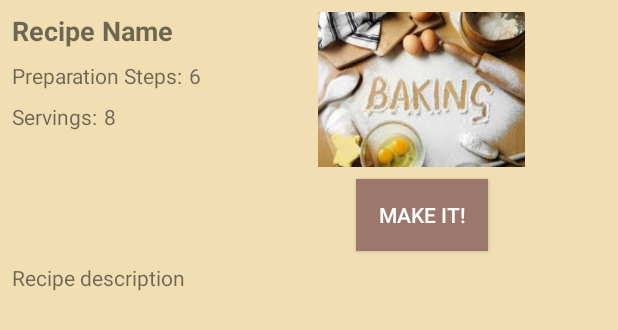
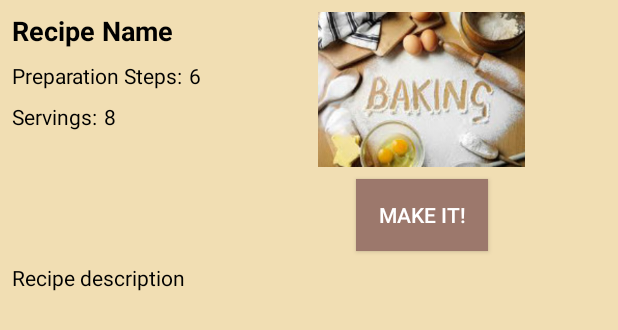
Before and after one commit to chipk215/Bake, an Android app: the layout fragment_recipe_detail.xml on its own in the app's theme, with its tools: preview values and no code run, on a phone screen of 412 x 824 dp. Shown: the top 330 px of the screen. Run offline under Robolectric (Android 15) with nearby library versions, the phone set to English and light mode, and no system bars.

Commit message:
Text color to black

```diff
--- a/app/src/main/java/com/keyeswest/bake/fragments/IngredientListFragment.java
+++ b/app/src/main/java/com/keyeswest/bake/fragments/IngredientListFragment.java
@@ -4,7 +4,6 @@ package com.keyeswest.bake.fragments;
 import android.appwidget.AppWidgetManager;
 import android.content.ComponentName;
 import android.content.Context;
-import android.content.Intent;
 import android.os.Bundle;
 
 import android.support.annotation.Nullable;
@@ -14,7 +13,6 @@ import android.support.v7.widget.DividerItemDecoration;
 import android.support.v7.widget.LinearLayoutManager;
 import android.support.v7.widget.RecyclerView;
 
-import android.util.Log;
 import android.view.LayoutInflater;
 import android.view.View;
 import android.view.ViewGroup;
@@ -148,7 +146,7 @@ public class IngredientListFragment extends Fragment {
         int[] ids = appWidgetManager
                 .getAppWidgetIds(new ComponentName(context, BakeAppWidget.class));
 
-        appWidgetManager.notifyAppWidgetViewDataChanged(ids,R.id.recipe_list);
+        appWidgetManager.notifyAppWidgetViewDataChanged(ids,R.id.item_list);
         super.onPause();
     }
 
--- a/app/src/main/res/layout-sw600dp/fragment_step_detail.xml
+++ b/app/src/main/res/layout-sw600dp/fragment_step_detail.xml
@@ -5,6 +5,7 @@
     android:layout_width="match_parent"
     android:layout_height="match_parent"
     android:background="@color/colorAccent"
+    android:textColor="@color/black"
     tools:context="com.keyeswest.bake.StepDetailActivity">
 
 
--- a/app/src/main/res/layout/fragment_recipe_detail.xml
+++ b/app/src/main/res/layout/fragment_recipe_detail.xml
@@ -11,6 +11,7 @@
     <android.support.constraint.ConstraintLayout
         android:layout_width="match_parent"
         android:layout_height="wrap_content"
+
         android:background="@color/colorAccent">
 
         <ImageView
@@ -37,6 +38,7 @@
             android:text="@{recipe.getName()}"
             android:textSize="18sp"
             android:textStyle="bold"
+            android:textColor="@color/black"
             app:layout_constraintEnd_toStartOf="@+id/guideline2"
             app:layout_constraintStart_toStartOf="parent"
             app:layout_constraintTop_toTopOf="parent"
@@ -57,6 +59,7 @@
             android:layout_marginTop="8dp"
             android:text="@string/prep_steps"
             android:textSize="14sp"
+            android:textColor="@color/black"
             app:layout_constraintStart_toStartOf="parent"
             app:layout_constraintTop_toBottomOf="@+id/recipe_name_tv" />
 
@@ -68,6 +71,7 @@
             android:layout_marginTop="8dp"
             android:text="@{recipe.getNumberSteps()}"
             android:textSize="14sp"
+            android:textColor="@color/black"
             app:layout_constraintStart_toEndOf="@+id/step_label_tv"
             app:layout_constraintTop_toBottomOf="@+id/recipe_name_tv"
             tools:text="6" />
@@ -79,6 +83,7 @@
             android:layout_marginStart="8dp"
             android:layout_marginTop="8dp"
             android:text="@string/servings"
+            android:textColor="@color/black"
             app:layout_constraintStart_toStartOf="parent"
             app:layout_constraintTop_toBottomOf="@+id/step_label_tv" />
 
@@ -88,6 +93,7 @@
             android:layout_height="wrap_content"
             android:layout_marginEnd="8dp"
             android:layout_marginStart="4dp"
+            android:textColor="@color/black"
             android:text="@{recipe.getServings()}"
             app:layout_constraintBaseline_toBaselineOf="@+id/serve_label_tv"
             app:layout_constraintEnd_toStartOf="@+id/guideline2"
@@ -100,6 +106,7 @@
             android:layout_height="wrap_content"
             android:layout_marginEnd="8dp"
             android:layout_marginStart="8dp"
+            android:textColor="@color/black"
             android:layout_marginTop="8dp"
             android:text="@{recipe.getDescription()}"
             app:layout_constraintEnd_toEndOf="parent"
--- a/app/src/main/res/layout/fragment_step_detail.xml
+++ b/app/src/main/res/layout/fragment_step_detail.xml
@@ -44,6 +44,7 @@
         android:layout_height="wrap_content"
         android:layout_marginStart="8dp"
         android:layout_marginTop="8dp"
+        android:textColor="@color/black"
         android:text="@string/completed"
         app:layout_constraintStart_toStartOf="parent"
         app:layout_constraintTop_toBottomOf="@+id/horizontalHalf" />
@@ -56,6 +57,7 @@
         android:layout_marginStart="8dp"
         android:layout_marginTop="10dp"
         android:paddingTop="4dp"
+        android:textColor="@color/black"
         app:layout_constraintEnd_toEndOf="parent"
         app:layout_constraintStart_toEndOf="@+id/step_complete_cb"
         app:layout_constraintTop_toBottomOf="@+id/complete_tv"
--- a/app/src/main/res/layout/recipe_row_item.xml
+++ b/app/src/main/res/layout/recipe_row_item.xml
@@ -12,7 +12,7 @@
         style="@style/AppWidgetLabel"
         android:layout_width="match_parent"
         android:layout_height="wrap_content"
-        android:textColor="#8A000000"
+        android:textColor="@color/black"
         android:textSize="14sp" />
 
 </LinearLayout>
--- a/app/src/main/res/layout/step_item.xml
+++ b/app/src/main/res/layout/step_item.xml
@@ -29,6 +29,7 @@
             android:layout_height="wrap_content"
             android:layout_marginTop="4dp"
             android:paddingTop="6dp"
+            android:textColor="@color/black"
             android:text="@{step.getListLabel()}"
             tools:text="Step Label" />
 
--- a/app/src/main/res/values/colors.xml
+++ b/app/src/main/res/values/colors.xml
@@ -6,7 +6,8 @@
     <color name="colorAccent">#f1deb3</color>
     <color name="colorMute">#d7ccc8</color>
     <color name="colorSecondary">#ffb300</color>
-    <color name="colorOutOfItem">#8A000000</color>
+    <color name="colorOutOfItem">#000000</color>
     <color name="colorItemInStock">#1B5E20</color>
+    <color name="black">#000000</color>
 
 </resources>
--- a/app/src/main/res/values/styles.xml
+++ b/app/src/main/res/values/styles.xml
@@ -6,8 +6,9 @@
         <item name="colorPrimary">@color/colorPrimary</item>
         <item name="colorPrimaryDark">@color/colorPrimaryDark</item>
         <item name="colorAccent">@color/colorAccent</item>
-        <item name="android:textColorPrimary">@android:color/darker_gray</item>
+        <item name="android:textColorPrimary">@android:color/black</item>
         <item name="android:colorBackground">@color/colorAccent</item>
+        <item name="android:textColorSecondary">@color/black</item>
     </style>
 
     <style name="ButtonStyle">
@@ -30,7 +31,7 @@
     </style>
 
     <style name="AppWidgetText" parent="Base.TextAppearance.AppCompat.Subhead">
-        <item name="android:textColor">&#64;android:color/black</item>
+        <item name="android:textColor">@android:color/black</item>
     </style>
 
 </resources>
```
Also changed, not shown: app/src/main/java/com/keyeswest/bake/Widget/BakeAppWidget.java (+5 -6 lines), app/src/main/res/layout/bake_app_widget.xml (+5 -3 lines).
